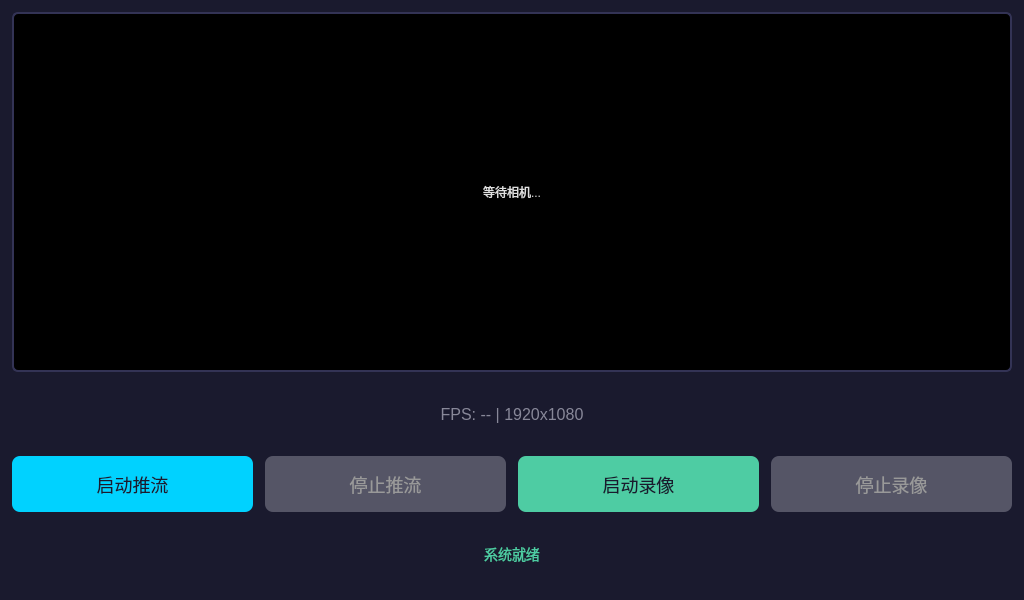
Before: the Qt Designer form Software/APP/SentinelQT/widget.ui in Davin-Liang/RK3588-Omni-Sentinel, drawn with Qt 5.
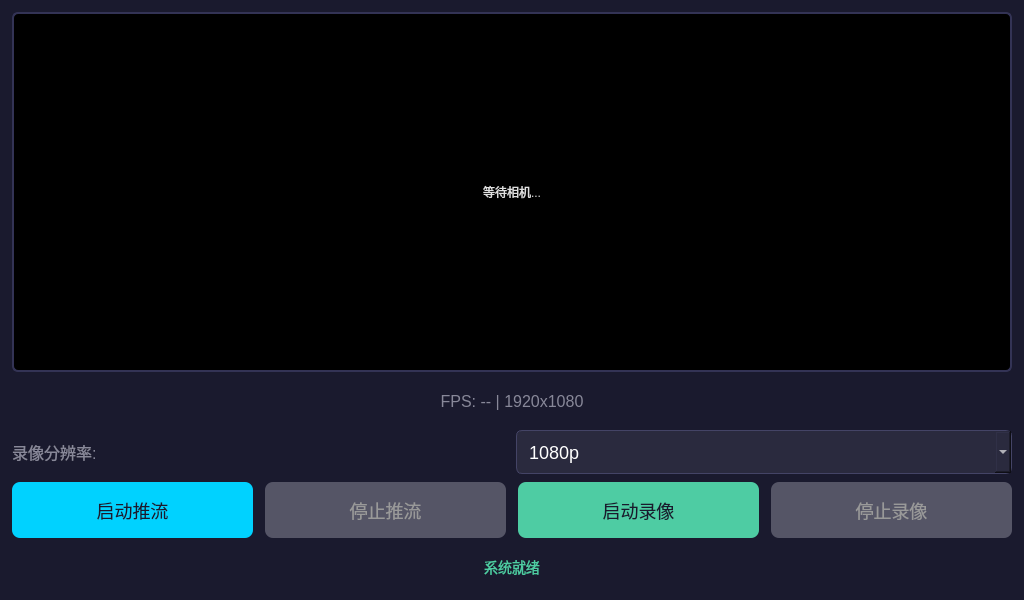
After: the same form once the commit is applied.

Commit message: feat(SentinelQT): add resolution combo box for on-screen record quality selection

The edit to the form file:
```diff
--- a/Software/APP/SentinelQT/widget.ui
+++ b/Software/APP/SentinelQT/widget.ui
@@ -38,6 +38,29 @@
      </property>
     </widget>
    </item>
+   <item>
+    <layout class="QHBoxLayout" name="resLayout">
+     <property name="spacing"><number>8</number></property>
+     <item>
+      <widget class="QLabel" name="resLabel">
+       <property name="text"><string>录像分辨率:</string></property>
+       <property name="styleSheet">
+        <string notr="true">font-size: 16px; color: #888899;</string>
+       </property>
+      </widget>
+     </item>
+     <item>
+      <widget class="QComboBox" name="resCombo">
+       <property name="minimumSize"><size><width>0</width><height>44</height></size></property>
+       <property name="styleSheet">
+        <string notr="true">font-size: 18px; background-color: #2a2a3e; color: #ffffff; border: 1px solid #444466; border-radius: 6px; padding: 4px 12px;</string>
+       </property>
+       <item><property name="text"><string>1080p</string></property></item>
+       <item><property name="text"><string>720p</string></property></item>
+      </widget>
+     </item>
+    </layout>
+   </item>
    <item>
     <layout class="QHBoxLayout" name="btnLayout">
      <property name="spacing"><number>12</number></property>
```
The commit also changes 1 other file.
